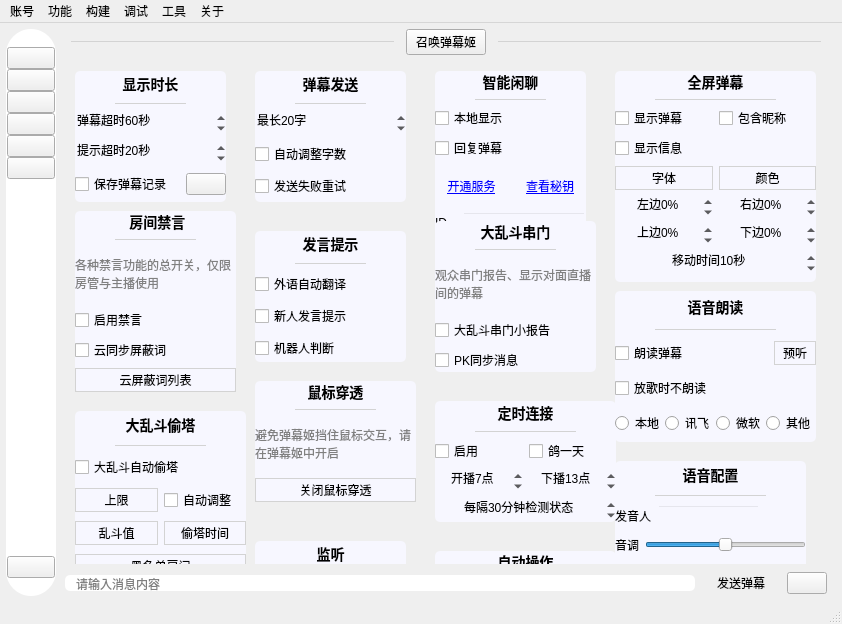
iwxyi/Bilibili-MagicalDanmaku, file mainwindow/mainwindow.ui: the form before one commit.
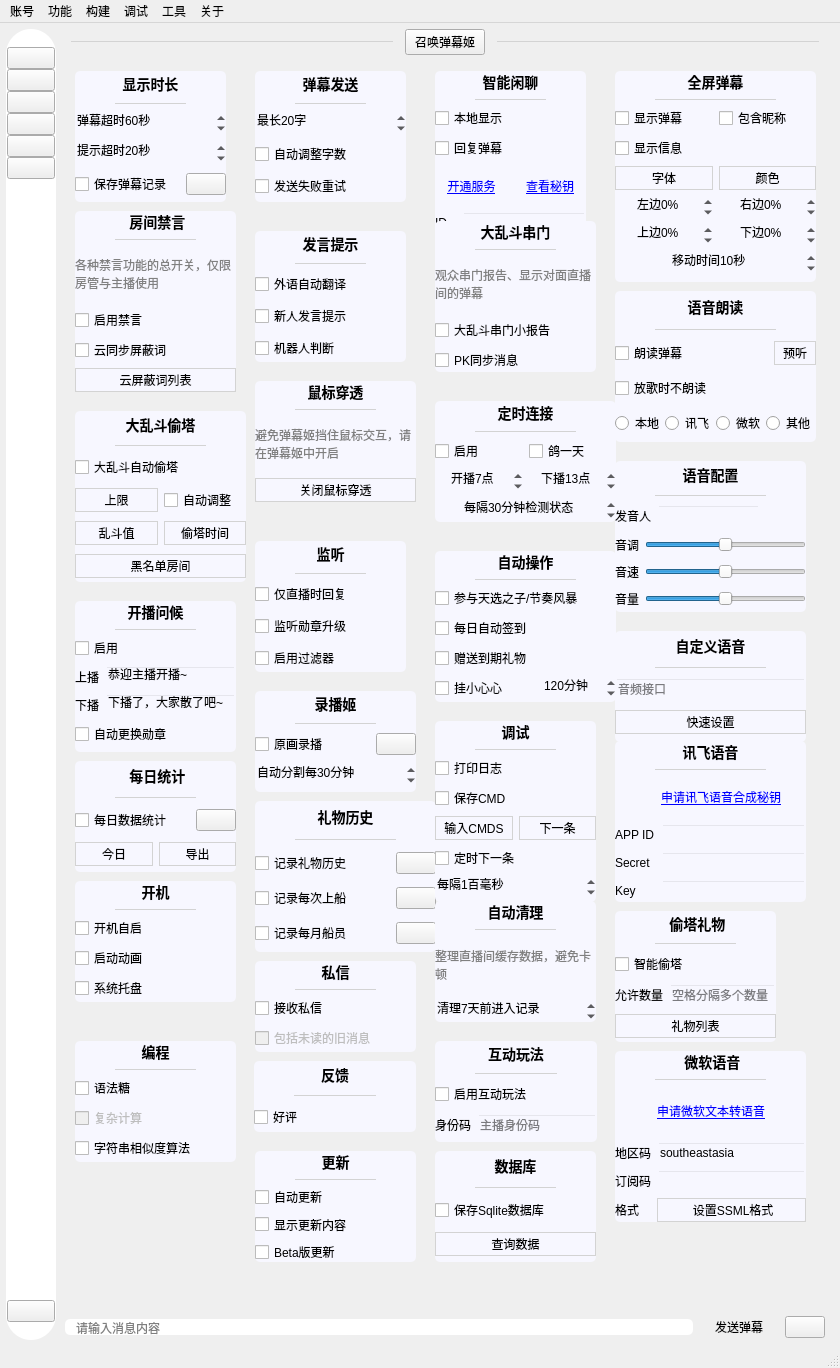
The form after the commit. The open tabs and pages were chosen to show the change. Icons and pictures are not drawn. Custom widgets are drawn as their Qt base class.

Commit message: 添加Sqlite服务

The edit to the form file:
```diff
--- a/mainwindow/mainwindow.ui
+++ b/mainwindow/mainwindow.ui
@@ -6,8 +6,8 @@
    <rect>
     <x>0</x>
     <y>0</y>
-    <width>842</width>
-    <height>624</height>
+    <width>840</width>
+    <height>1368</height>
    </rect>
   </property>
   <property name="windowTitle">
@@ -1839,8 +1839,8 @@
             <rect>
              <x>0</x>
              <y>0</y>
-             <width>65</width>
-             <height>16</height>
+             <width>760</width>
+             <height>1248</height>
             </rect>
            </property>
            <property name="styleSheet">
@@ -6270,6 +6270,121 @@
              </item>
             </layout>
            </widget>
+           <widget class="QWidget" name="databaseSettingsCard" native="true">
+            <property name="geometry">
+             <rect>
+              <x>370</x>
+              <y>1090</y>
+              <width>161</width>
+              <height>111</height>
+             </rect>
+            </property>
+            <property name="toolTip">
+             <string>每次更新后显示更新了什么</string>
+            </property>
+            <property name="styleSheet">
+             <string notr="true">#databaseSettingsCard
+{
+	background: #f7f7ff;
+	border: none;
+	border-radius: 5px;
+}</string>
+            </property>
+            <layout class="QVBoxLayout" name="verticalLayout_84">
+             <item>
+              <widget class="QLabel" name="label_68">
+               <property name="sizePolicy">
+                <sizepolicy hsizetype="Preferred" vsizetype="Fixed">
+                 <horstretch>0</horstretch>
+                 <verstretch>0</verstretch>
+                </sizepolicy>
+               </property>
+               <property name="styleSheet">
+                <string notr="true">font-size: 14px;
+font-weight: 500;</string>
+               </property>
+               <property name="text">
+                <string>数据库</string>
+               </property>
+               <property name="alignment">
+                <set>Qt::AlignCenter</set>
+               </property>
+              </widget>
+             </item>
+             <item>
+              <widget class="QWidget" name="widget_41" native="true">
+               <property name="minimumSize">
+                <size>
+                 <width>0</width>
+                 <height>1</height>
+                </size>
+               </property>
+               <property name="maximumSize">
+                <size>
+                 <width>16777215</width>
+                 <height>1</height>
+                </size>
+               </property>
+               <property name="styleSheet">
+                <string notr="true">background: lightgray;
+margin: 40px;</string>
+               </property>
+              </widget>
+             </item>
+             <item>
+              <widget class="CheckBox1" name="saveToSqliteCheck">
+               <property name="cursor">
+                <cursorShape>PointingHandCursor</cursorShape>
+               </property>
+               <property name="toolTip">
+                <string>自动下载与安装新版安装包</string>
+               </property>
+               <property name="text">
+                <string>保存Sqlite数据库</string>
+               </property>
+              </widget>
+             </item>
+             <item>
+              <widget class="QPushButton" name="databaseQueryButton">
+               <property name="cursor">
+                <cursorShape>PointingHandCursor</cursorShape>
+               </property>
+               <property name="styleSheet">
+                <string notr="true">QPushButton
+{
+	background: transparent;
+	border: 1px solid lightgray;
+	padding: 2px 8px 2px 8px;
+}
+
+QPushButton:hover
+{
+	background: #eeeeee;
+}
+
+QPushButton:pressed
+{
+	background: #cccccc;
+}
+
+</string>
+               </property>
+               <property name="text">
+                <string>查询数据</string>
+               </property>
+               <property name="autoDefault">
+                <bool>true</bool>
+               </property>
+               <property name="default">
+                <bool>false</bool>
+               </property>
+               <property name="flat">
+                <bool>false</bool>
+               </property>
+              </widget>
+             </item>
+            </layout>
+           </widget>
           </widget>
          </widget>
         </item>
@@ -9370,7 +9485,7 @@
     <rect>
      <x>0</x>
      <y>0</y>
-     <width>842</width>
+     <width>840</width>
      <height>23</height>
     </rect>
    </property>
```
Left out of the diff: 2 changed lines with no effect on the pictures. The commit also changes 5 other files.
